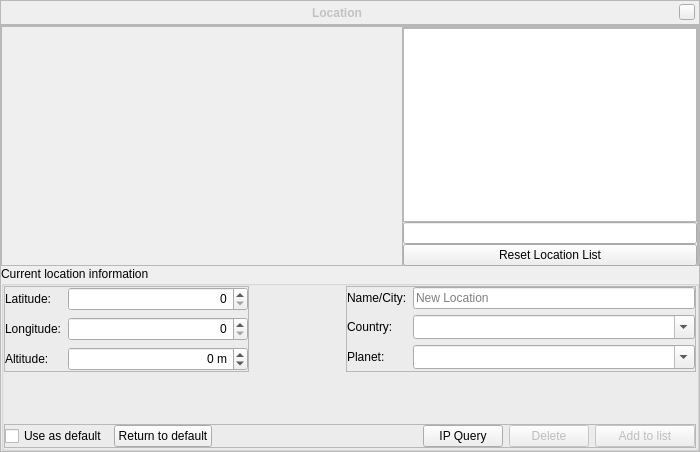
Qt form src/gui/locationDialogGui.ui (519984307/stellarium_src) before a commit.
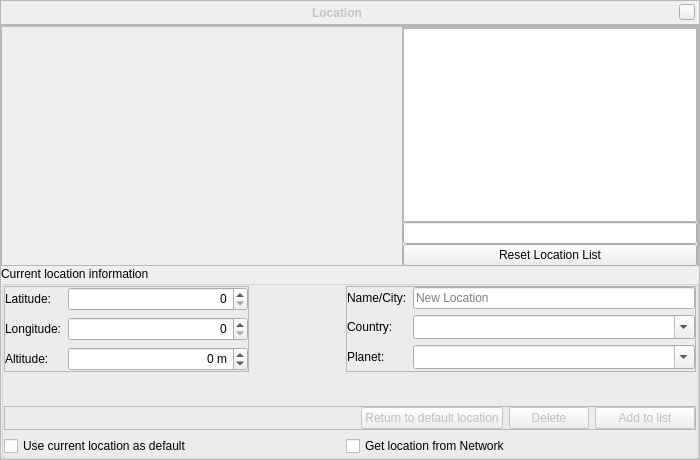
The same form after that commit. Icons and pictures are not drawn. Custom widgets are drawn as their Qt base class.

Commit message: Stellarium will be get location from network by default for fresh installation now. Location dialog was changed for new feature support.

Diff of the .ui file:
```diff
--- a/src/gui/locationDialogGui.ui
+++ b/src/gui/locationDialogGui.ui
@@ -7,7 +7,7 @@
     <x>0</x>
     <y>0</y>
     <width>700</width>
-    <height>452</height>
+    <height>460</height>
    </rect>
   </property>
   <property name="styleSheet">
@@ -393,129 +393,20 @@
          <property name="bottomMargin">
           <number>0</number>
          </property>
-         <item row="2" column="0" colspan="3">
-          <widget class="QFrame" name="frame_3">
-           <property name="minimumSize">
+         <item row="1" column="2" colspan="2">
+          <spacer name="verticalSpacer">
+           <property name="orientation">
+            <enum>Qt::Vertical</enum>
+           </property>
+           <property name="sizeHint" stdset="0">
             <size>
-             <width>0</width>
-             <height>0</height>
+             <width>20</width>
+             <height>40</height>
             </size>
            </property>
-           <property name="frameShape">
-            <enum>QFrame::StyledPanel</enum>
-           </property>
-           <property name="frameShadow">
-            <enum>QFrame::Raised</enum>
-           </property>
-           <layout class="QHBoxLayout" name="horizontalLayout">
-            <property name="leftMargin">
-             <number>0</number>
-            </property>
-            <property name="topMargin">
-             <number>0</number>
-            </property>
-            <property name="rightMargin">
-             <number>0</number>
-            </property>
-            <property name="bottomMargin">
-             <number>0</number>
-            </property>
-            <item>
-             <widget class="QCheckBox" name="useAsDefaultLocationCheckBox">
-              <property name="font">
-               <font>
-                <stylestrategy>PreferDefault</stylestrategy>
-               </font>
-              </property>
-              <property name="focusPolicy">
-               <enum>Qt::NoFocus</enum>
-              </property>
-              <property name="text">
-               <string>Use as default</string>
-              </property>
-             </widget>
-            </item>
-            <item>
-             <widget class="QPushButton" name="pushButtonReturnToDefault">
-              <property name="focusPolicy">
-               <enum>Qt::NoFocus</enum>
-              </property>
-              <property name="text">
-               <string>Return to default</string>
-              </property>
-             </widget>
-            </item>
-            <item>
-             <spacer name="horizontalSpacer">
-              <property name="orientation">
-               <enum>Qt::Horizontal</enum>
-              </property>
-              <property name="sizeHint" stdset="0">
-               <size>
-                <width>40</width>
-                <height>20</height>
-               </size>
-              </property>
-             </spacer>
-            </item>
-            <item>
-             <widget class="QPushButton" name="ipQueryPushButton">
-              <property name="minimumSize">
-               <size>
-                <width>30</width>
-                <height>0</height>
-               </size>
-              </property>
-              <property name="toolTip">
-               <string>Use online service to find approximate location based on your IP address</string>
-              </property>
-              <property name="text">
-               <string>IP Query</string>
-              </property>
-             </widget>
-            </item>
-            <item>
-             <widget class="QPushButton" name="deleteLocationFromListPushButton">
-              <property name="enabled">
-               <bool>false</bool>
-              </property>
-              <property name="minimumSize">
-               <size>
-                <width>60</width>
-                <height>0</height>
-               </size>
-              </property>
-              <property name="focusPolicy">
-               <enum>Qt::NoFocus</enum>
-              </property>
-              <property name="text">
-               <string>Delete</string>
-              </property>
-             </widget>
-            </item>
-            <item>
-             <widget class="QPushButton" name="addLocationToListPushButton">
-              <property name="enabled">
-               <bool>false</bool>
-              </property>
-              <property name="minimumSize">
-               <size>
-                <width>100</width>
-                <height>0</height>
-               </size>
-              </property>
-              <property name="focusPolicy">
-               <enum>Qt::NoFocus</enum>
-              </property>
-              <property name="text">
-               <string>Add to list</string>
-              </property>
-             </widget>
-            </item>
-           </layout>
-          </widget>
+          </spacer>
          </item>
-         <item row="0" column="0">
+         <item row="0" column="1">
           <widget class="QFrame" name="frame_4">
            <property name="minimumSize">
             <size>
@@ -629,7 +520,114 @@
            </layout>
           </widget>
          </item>
+         <item row="2" column="1" colspan="3">
+          <widget class="QFrame" name="frame_3">
+           <property name="minimumSize">
+            <size>
+             <width>0</width>
+             <height>0</height>
+            </size>
+           </property>
+           <property name="frameShape">
+            <enum>QFrame::StyledPanel</enum>
+           </property>
+           <property name="frameShadow">
+            <enum>QFrame::Raised</enum>
+           </property>
+           <layout class="QHBoxLayout" name="horizontalLayout">
+            <property name="leftMargin">
+             <number>0</number>
+            </property>
+            <property name="topMargin">
+             <number>0</number>
+            </property>
+            <property name="rightMargin">
+             <number>0</number>
+            </property>
+            <property name="bottomMargin">
+             <number>0</number>
+            </property>
+            <item>
+             <spacer name="horizontalSpacer">
+              <property name="orientation">
+               <enum>Qt::Horizontal</enum>
+              </property>
+              <property name="sizeHint" stdset="0">
+               <size>
+                <width>40</width>
+                <height>20</height>
+               </size>
+              </property>
+             </spacer>
+            </item>
+            <item>
+             <widget class="QPushButton" name="pushButtonReturnToDefault">
+              <property name="enabled">
+               <bool>false</bool>
+              </property>
+              <property name="focusPolicy">
+               <enum>Qt::NoFocus</enum>
+              </property>
+              <property name="text">
+               <string>Return to default location</string>
+              </property>
+             </widget>
+            </item>
+            <item>
+             <widget class="QPushButton" name="deleteLocationFromListPushButton">
+              <property name="enabled">
+               <bool>false</bool>
+              </property>
+              <property name="minimumSize">
+               <size>
+                <width>60</width>
+                <height>0</height>
+               </size>
+              </property>
+              <property name="focusPolicy">
+               <enum>Qt::NoFocus</enum>
+              </property>
+              <property name="text">
+               <string>Delete</string>
+              </property>
+             </widget>
+            </item>
+            <item>
+             <widget class="QPushButton" name="addLocationToListPushButton">
+              <property name="enabled">
+               <bool>false</bool>
+              </property>
+              <property name="minimumSize">
+               <size>
+                <width>100</width>
+                <height>0</height>
+               </size>
+              </property>
+              <property name="focusPolicy">
+               <enum>Qt::NoFocus</enum>
+              </property>
+              <property name="text">
+               <string>Add to list</string>
+              </property>
+             </widget>
+            </item>
+           </layout>
+          </widget>
+         </item>
          <item row="0" column="2">
+          <spacer name="horizontalSpacer_2">
+           <property name="orientation">
+            <enum>Qt::Horizontal</enum>
+           </property>
+           <property name="sizeHint" stdset="0">
+            <size>
+             <width>40</width>
+             <height>20</height>
+            </size>
+           </property>
+          </spacer>
+         </item>
+         <item row="0" column="3">
           <widget class="QFrame" name="frame_5">
            <property name="minimumSize">
             <size>
@@ -743,31 +741,19 @@
            </layout>
           </widget>
          </item>
-         <item row="1" column="1" colspan="2">
-          <spacer name="verticalSpacer">
-           <property name="orientation">
-            <enum>Qt::Vertical</enum>
+         <item row="3" column="1">
+          <widget class="QCheckBox" name="useAsDefaultLocationCheckBox">
+           <property name="text">
+            <string>Use current location as default</string>
            </property>
-           <property name="sizeHint" stdset="0">
-            <size>
-             <width>20</width>
-             <height>40</height>
-            </size>
-           </property>
-          </spacer>
+          </widget>
          </item>
-         <item row="0" column="1">
-          <spacer name="horizontalSpacer_2">
-           <property name="orientation">
-            <enum>Qt::Horizontal</enum>
+         <item row="3" column="3">
+          <widget class="QCheckBox" name="useIpQueryCheckBox">
+           <property name="text">
+            <string>Get location from Network</string>
            </property>
-           <property name="sizeHint" stdset="0">
-            <size>
-             <width>40</width>
-             <height>20</height>
-            </size>
-           </property>
-          </spacer>
+          </widget>
          </item>
         </layout>
        </widget>
```
The commit also changes 4 other files.
